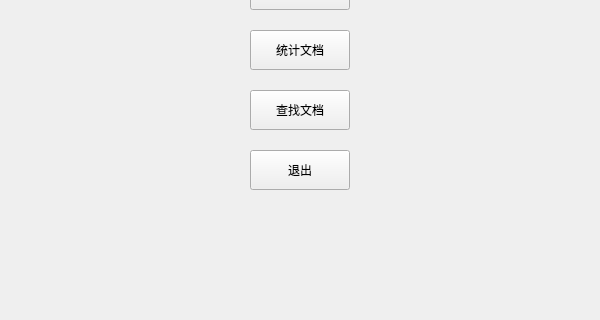
xuanghuangwendao/File-management, file widget.ui: the form before one commit; both pictures show x 0 to 600 and y 180 to 500 of the 600 by 500 pixel window.
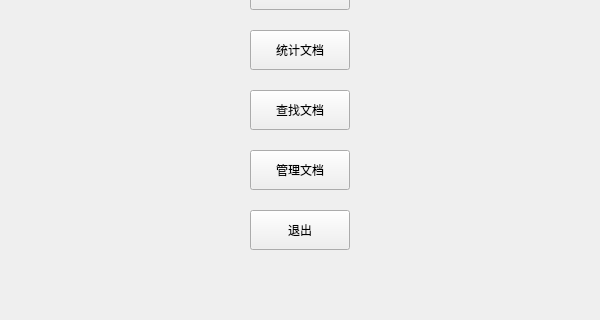
The form after the commit.

Commit message: 增加了文档管理功能 将文件按时间分类复制到指定文件夹内

```diff
--- a/widget.ui
+++ b/widget.ui
@@ -56,7 +56,7 @@
    <property name="geometry">
     <rect>
      <x>250</x>
-     <y>330</y>
+     <y>390</y>
      <width>100</width>
      <height>40</height>
     </rect>
@@ -78,6 +78,19 @@
     <string>&lt;html&gt;&lt;head/&gt;&lt;body&gt;&lt;p&gt;&lt;span style=&quot; font-size:22pt; font-weight:600;&quot;&gt;文档查询管理系统 V1.0&lt;/span&gt;&lt;/p&gt;&lt;/body&gt;&lt;/html&gt;</string>
    </property>
   </widget>
+  <widget class="QPushButton" name="pushButton_5">
+   <property name="geometry">
+    <rect>
+     <x>250</x>
+     <y>330</y>
+     <width>100</width>
+     <height>40</height>
+    </rect>
+   </property>
+   <property name="text">
+    <string>管理文档</string>
+   </property>
+  </widget>
  </widget>
  <layoutdefault spacing="6" margin="11"/>
  <resources/>
```
Left out of the diff: 22 changed lines with no effect on the pictures. The commit also changes 14 other files.
